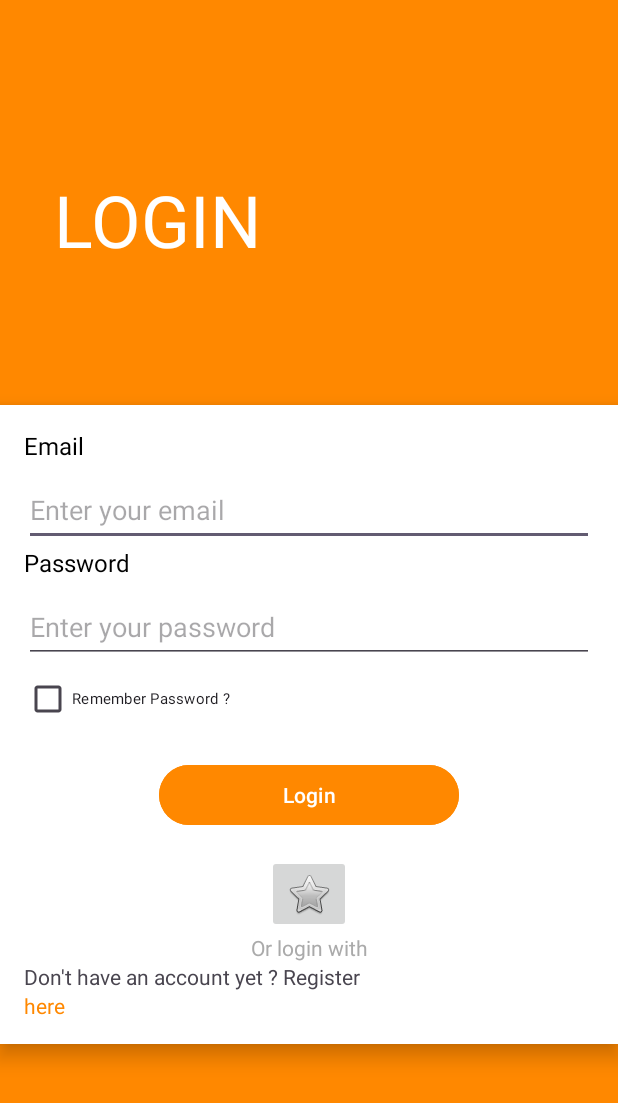
After one commit to shin288/SEP490_2024_Fall_Group90, an Android app: the layout activity_login.xml on its own in the app's theme, with its tools: preview values and no code run, on a phone screen of 412 x 824 dp. The commit adds this screen. Shown: the top 1103 px of the screen. Run offline under Robolectric (Android 15) with nearby library versions, the phone set to English and light mode, and no system bars.

Commit message:
Add Screen Design
Add Change Password Screen
Add Login Screen (WIP)

```diff
--- a/app/src/main/AndroidManifest.xml
+++ b/app/src/main/AndroidManifest.xml
@@ -12,6 +12,9 @@
         android:supportsRtl="true"
         android:theme="@style/Theme.FTOPApplication"
         tools:targetApi="31">
+        <activity
+            android:name=".ChangePasswordActivity"
+            android:exported="false" />
         <activity
             android:name=".PaymentSuccessActivity"
             android:exported="false" />
--- a/app/src/main/java/com/example/ftopapplication/SummaryTransactionActivity.java
+++ b/app/src/main/java/com/example/ftopapplication/SummaryTransactionActivity.java
@@ -2,11 +2,7 @@ package com.example.ftopapplication;
 
 import android.os.Bundle;
 
-import androidx.activity.EdgeToEdge;
 import androidx.appcompat.app.AppCompatActivity;
-import androidx.core.graphics.Insets;
-import androidx.core.view.ViewCompat;
-import androidx.core.view.WindowInsetsCompat;
 
 public class SummaryTransactionActivity extends AppCompatActivity {
 
@@ -16,7 +12,7 @@ public class SummaryTransactionActivity extends AppCompatActivity {
         setContentView(R.layout.activity_summary_transaction);
 
         // action when click button "Proceed to Pay"
-        findViewById(R.id.btn_proceed_to_pay).setOnClickListener(v -> {
+        findViewById(R.id.btn_changepw).setOnClickListener(v -> {
             // action pay in here
         });
     }
--- /dev/null
+++ b/app/src/main/res/layout/activity_login.xml
@@ -0,0 +1,141 @@
+<?xml version="1.0" encoding="utf-8"?>
+<androidx.constraintlayout.widget.ConstraintLayout xmlns:android="http://schemas.android.com/apk/res/android"
+    xmlns:app="http://schemas.android.com/apk/res-auto"
+    xmlns:tools="http://schemas.android.com/tools"
+    android:id="@+id/main"
+    android:layout_width="match_parent"
+    android:layout_height="match_parent"
+    android:background="@android:color/holo_orange_dark"
+    tools:context=".LoginActivity">
+
+    <LinearLayout
+        android:id="@+id/card_selection_layout"
+        android:layout_width="0dp"
+        android:layout_height="wrap_content"
+        android:layout_marginTop="32dp"
+        android:layout_marginBottom="128dp"
+        android:background="@android:color/white"
+        android:elevation="8dp"
+        android:orientation="vertical"
+        android:padding="16dp"
+        app:layout_constraintBottom_toBottomOf="parent"
+        app:layout_constraintEnd_toEndOf="parent"
+        app:layout_constraintHorizontal_bias="1.0"
+        app:layout_constraintStart_toStartOf="parent"
+        >
+
+        <!-- Dòng chữ Choose Cards -->
+
+        <TextView
+            android:id="@+id/textView5"
+            android:layout_width="match_parent"
+            android:layout_height="wrap_content"
+            android:layout_marginBottom="8dp"
+            android:text="Email"
+            android:textColor="@android:color/black"
+            android:textSize="16sp" />
+
+        <com.google.android.material.textfield.TextInputEditText
+            android:id="@+id/editText"
+            android:layout_width="match_parent"
+            android:layout_height="match_parent"
+            android:height="48dp"
+            android:hint="Enter your email" />
+
+        <TextView
+            android:layout_width="wrap_content"
+            android:layout_height="wrap_content"
+            android:layout_marginBottom="8dp"
+            android:text="Password"
+            android:textColor="@android:color/black"
+            android:textSize="16sp" />
+
+        <!-- Thẻ thanh toán -->
+
+        <!-- Nút Proceed to Pay -->
+
+        <com.google.android.material.textfield.TextInputEditText
+            android:layout_width="match_parent"
+            android:layout_height="wrap_content"
+            android:height="48dp"
+            android:hint="Enter your password" />
+
+        <CheckBox
+            android:id="@+id/checkBox"
+            android:layout_width="match_parent"
+            android:layout_height="wrap_content"
+            android:text="Remember Password ?"
+            android:textSize="10sp" />
+
+        <Button
+            android:id="@+id/btn_changepw"
+            android:layout_width="200dp"
+            android:layout_height="wrap_content"
+            android:layout_gravity="center"
+            android:layout_marginTop="16dp"
+            android:layout_marginBottom="16dp"
+            android:backgroundTint="@android:color/holo_orange_dark"
+            android:text="Login"
+            android:textColor="@android:color/white" />
+
+        <ImageButton
+            android:id="@+id/imageButton"
+            android:layout_width="wrap_content"
+            android:layout_height="wrap_content"
+            android:layout_gravity="center"
+            android:contentDescription="Fingerprint Login"
+            app:srcCompat="@android:drawable/btn_star" />
+
+        <TextView
+            android:id="@+id/textView2"
+            android:layout_width="match_parent"
+            android:layout_height="wrap_content"
+            android:gravity="center"
+            android:text="Or login with"
+            android:textColor="@android:color/darker_gray" />
+
+        <com.google.android.material.textfield.TextInputLayout
+            android:layout_width="match_parent"
+            android:layout_height="match_parent">
+
+        </com.google.android.material.textfield.TextInputLayout>
+
+        <TextView
+            android:id="@+id/textView"
+            android:layout_width="wrap_content"
+            android:layout_height="wrap_content"
+            android:text="Don't have an account yet ? Register" />
+
+        <TextView
+            android:id="@+id/registerLink"
+            android:layout_width="51dp"
+            android:layout_height="wrap_content"
+            android:text="here"
+            android:textColor="@android:color/holo_orange_dark" />
+
+    </LinearLayout>
+
+    <LinearLayout
+        android:layout_width="410dp"
+        android:layout_height="wrap_content"
+        android:orientation="horizontal"
+        app:layout_constraintEnd_toEndOf="parent"
+        app:layout_constraintStart_toStartOf="parent"
+        app:layout_constraintTop_toTopOf="parent">
+
+    </LinearLayout>
+
+    <TextView
+        android:layout_width="138dp"
+        android:layout_height="69dp"
+        android:layout_marginTop="112dp"
+        android:layout_weight="1"
+        android:gravity="center"
+        android:text="LOGIN"
+        android:textColor="@android:color/white"
+        android:textSize="48sp"
+        app:layout_constraintEnd_toEndOf="parent"
+        app:layout_constraintHorizontal_bias="0.131"
+        app:layout_constraintStart_toStartOf="parent"
+        app:layout_constraintTop_toTopOf="parent" />
+</androidx.constraintlayout.widget.ConstraintLayout>
--- a/app/src/main/res/layout/activity_summary_transaction.xml
+++ b/app/src/main/res/layout/activity_summary_transaction.xml
@@ -173,7 +173,7 @@
 
         <!-- Nút Proceed to Pay -->
         <Button
-            android:id="@+id/btn_proceed_to_pay"
+            android:id="@+id/btn_changepw"
             android:layout_width="match_parent"
             android:layout_height="wrap_content"
             android:text="Proceed to Pay"
```
Also changed, not shown: app/src/main/java/com/example/ftopapplication/ChangePasswordActivity.java (added, +24 -0 lines), app/src/main/java/com/example/ftopapplication/LoginActivity.java (added, +54 -0 lines), app/src/main/res/layout/activity_change_password.xml (added, +87 -0 lines), app/src/main/res/layout/fingerprint_login_popup.xml (added, +32 -0 lines).
